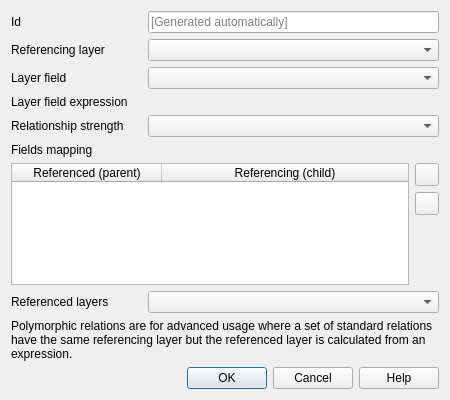
This is src/ui/qgsrelationmanageraddpolymorphicdialogbase.ui in qgis/QGIS as Qt 5 draws it before an edit. The edited form follows.
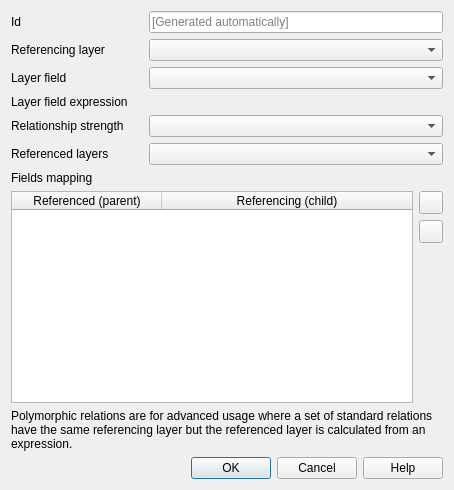
This is the edited form. Icons and pictures are not drawn. Custom widgets are drawn as their Qt base class.

Commit message: move referenced layers above the list of field pairs

Diff of the .ui file:
```diff
--- a/src/ui/qgsrelationmanageraddpolymorphicdialogbase.ui
+++ b/src/ui/qgsrelationmanageraddpolymorphicdialogbase.ui
@@ -6,8 +6,8 @@
    <rect>
     <x>0</x>
     <y>0</y>
-    <width>450</width>
-    <height>400</height>
+    <width>454</width>
+    <height>490</height>
    </rect>
   </property>
   <property name="windowTitle">
@@ -42,13 +42,6 @@
      </property>
     </widget>
    </item>
-   <item row="10" column="0">
-    <widget class="QLabel" name="mReferencedLayersLabel">
-     <property name="text">
-      <string>Referenced layers</string>
-     </property>
-    </widget>
-   </item>
    <item row="1" column="1" colspan="2">
     <widget class="QgsMapLayerComboBox" name="mReferencingLayerComboBox"/>
    </item>
@@ -118,9 +111,6 @@
      </property>
     </widget>
    </item>
-   <item row="10" column="1" colspan="2">
-    <widget class="QgsCheckableComboBox" name="mReferencedLayersComboBox"/>
-   </item>
    <item row="9" column="0" colspan="2">
     <widget class="QTableWidget" name="mFieldsMappingTable">
      <property name="selectionBehavior">
@@ -167,6 +157,16 @@
    <item row="6" column="1" colspan="2">
     <widget class="QComboBox" name="mRelationStrengthComboBox"/>
    </item>
+   <item row="7" column="0">
+    <widget class="QLabel" name="mReferencedLayersLabel">
+     <property name="text">
+      <string>Referenced layers</string>
+     </property>
+    </widget>
+   </item>
+   <item row="7" column="1" colspan="2">
+    <widget class="QgsCheckableComboBox" name="mReferencedLayersComboBox"/>
+   </item>
   </layout>
  </widget>
  <customwidgets>
```
Left out of the diff: 1 changed line with no effect on the pictures.
